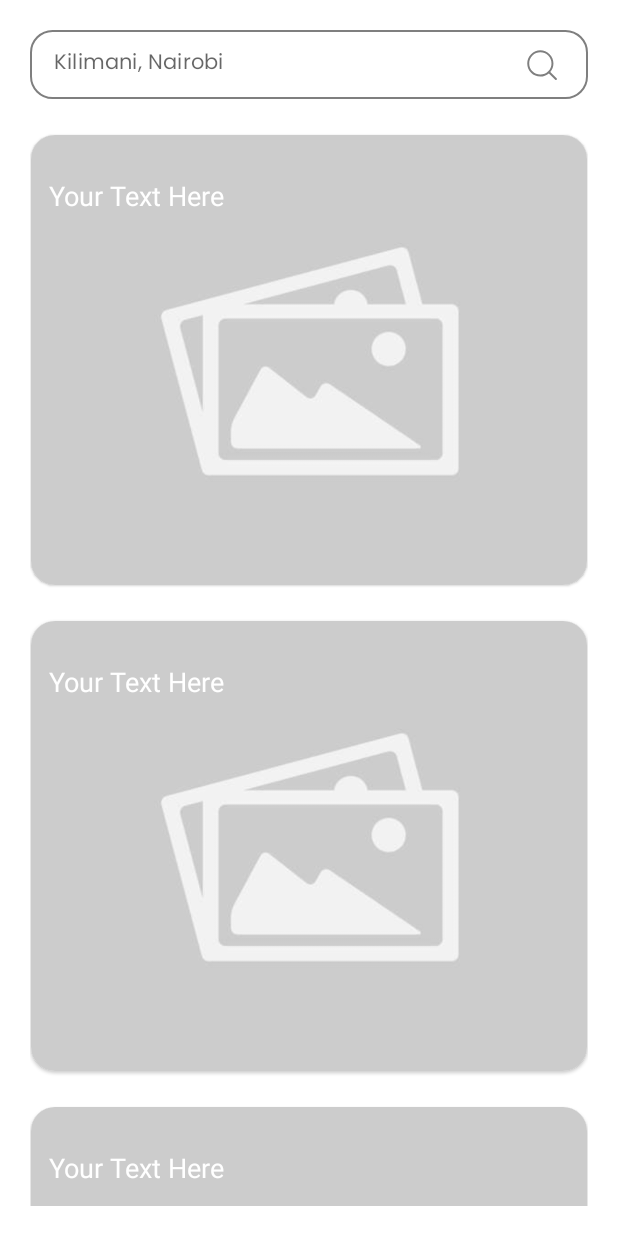
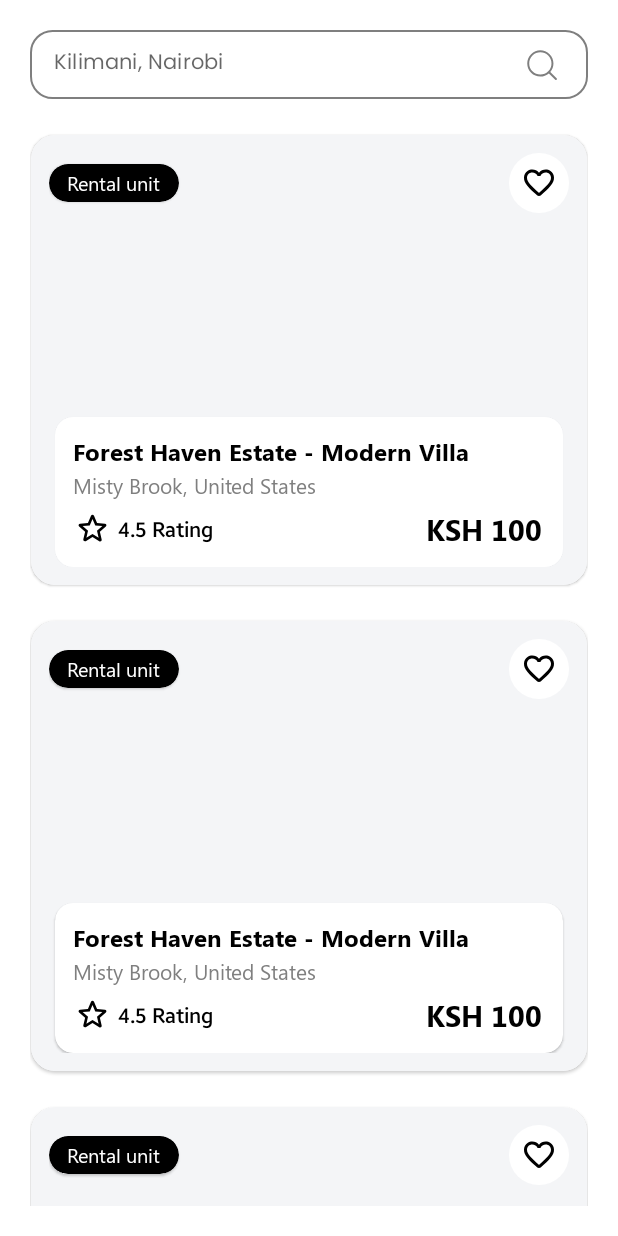
Before and after one commit to lynnemunini/travel-hub, an Android app: the screen it shows after launch once a user with an empty profile is signed in (MainDashboardActivity), on a phone screen of 412 x 824 dp. Run offline under Robolectric (Android 15) with nearby library versions, the phone set to English and light mode, and no system bars; our stand-ins replace EventBus, Firebase (no records; nobody signed in at launch, a user with empty details on screens opened directly), Picasso.

Commit message:
Make the card elements

```diff
--- /dev/null
+++ b/app/src/main/res/drawable/circle_background.xml
@@ -0,0 +1,8 @@
+<?xml version="1.0" encoding="utf-8"?>
+<shape xmlns:android="http://schemas.android.com/apk/res/android"
+    android:shape="oval">
+    <solid android:color="@color/white" />
+    <size
+        android:width="40dp"
+        android:height="40dp" />
+</shape>
--- /dev/null
+++ b/app/src/main/res/drawable/favorite.xml
@@ -0,0 +1,5 @@
+<vector android:height="24dp" android:tint="#000000"
+    android:viewportHeight="24" android:viewportWidth="24"
+    android:width="24dp" xmlns:android="http://schemas.android.com/apk/res/android">
+    <path android:fillColor="@android:color/white" android:pathData="M19.66,3.99c-2.64,-1.8 -5.9,-0.96 -7.66,1.1 -1.76,-2.06 -5.02,-2.91 -7.66,-1.1 -1.4,0.96 -2.28,2.58 -2.34,4.29 -0.14,3.88 3.3,6.99 8.55,11.76l0.1,0.09c0.76,0.69 1.93,0.69 2.69,-0.01l0.11,-0.1c5.25,-4.76 8.68,-7.87 8.55,-11.75 -0.06,-1.7 -0.94,-3.32 -2.34,-4.28zM12.1,18.55l-0.1,0.1 -0.1,-0.1C7.14,14.24 4,11.39 4,8.5 4,6.5 5.5,5 7.5,5c1.54,0 3.04,0.99 3.57,2.36h1.87C13.46,5.99 14.96,5 16.5,5c2,0 3.5,1.5 3.5,3.5 0,2.89 -3.14,5.74 -7.9,10.05z"/>
+</vector>
--- /dev/null
+++ b/app/src/main/res/drawable/filled_favorite.xml
@@ -0,0 +1,5 @@
+<vector android:height="24dp" android:tint="#000000"
+    android:viewportHeight="24" android:viewportWidth="24"
+    android:width="24dp" xmlns:android="http://schemas.android.com/apk/res/android">
+    <path android:fillColor="@android:color/white" android:pathData="M13.35,20.13c-0.76,0.69 -1.93,0.69 -2.69,-0.01l-0.11,-0.1C5.3,15.27 1.87,12.16 2,8.28c0.06,-1.7 0.93,-3.33 2.34,-4.29 2.64,-1.8 5.9,-0.96 7.66,1.1 1.76,-2.06 5.02,-2.91 7.66,-1.1 1.41,0.96 2.28,2.59 2.34,4.29 0.14,3.88 -3.3,6.99 -8.55,11.76l-0.1,0.09z"/>
+</vector>
--- /dev/null
+++ b/app/src/main/res/drawable/star.xml
@@ -0,0 +1,5 @@
+<vector android:height="24dp" android:tint="#000000"
+    android:viewportHeight="24" android:viewportWidth="24"
+    android:width="24dp" xmlns:android="http://schemas.android.com/apk/res/android">
+    <path android:fillColor="@android:color/white" android:pathData="M19.65,9.04l-4.84,-0.42 -1.89,-4.45c-0.34,-0.81 -1.5,-0.81 -1.84,0L9.19,8.63l-4.83,0.41c-0.88,0.07 -1.24,1.17 -0.57,1.75l3.67,3.18 -1.1,4.72c-0.2,0.86 0.73,1.54 1.49,1.08l4.15,-2.5 4.15,2.51c0.76,0.46 1.69,-0.22 1.49,-1.08l-1.1,-4.73 3.67,-3.18c0.67,-0.58 0.32,-1.68 -0.56,-1.75zM12,15.4l-3.76,2.27 1,-4.28 -3.32,-2.88 4.38,-0.38L12,6.1l1.71,4.04 4.38,0.38 -3.32,2.88 1,4.28L12,15.4z"/>
+</vector>
--- a/app/src/main/res/layout/item_listing_view_layout.xml
+++ b/app/src/main/res/layout/item_listing_view_layout.xml
@@ -16,19 +16,144 @@
         android:scaleType="centerCrop"
         android:src="@drawable/placeholder" />
 
-    <LinearLayout
+    <RelativeLayout
         android:layout_width="match_parent"
         android:layout_height="wrap_content"
         android:layout_margin="12dp"
         android:orientation="vertical">
 
-        <TextView
-            android:layout_width="wrap_content"
+        <RelativeLayout
+            android:layout_width="match_parent"
             android:layout_height="wrap_content"
-            android:layout_marginTop="16dp"
-            android:text="Your Text Here"
-            android:textColor="#FFFFFF"
-            android:textSize="18sp" />
-    </LinearLayout>
+            android:layout_alignParentTop="true"
+            android:orientation="horizontal">
+
+            <com.google.android.material.card.MaterialCardView
+                android:layout_width="wrap_content"
+                android:layout_height="wrap_content"
+                android:layout_alignParentStart="true"
+                android:layout_centerInParent="true"
+                android:elevation="0dp"
+                app:cardBackgroundColor="@color/primaryTextColor"
+                app:cardCornerRadius="20dp">
+
+                <TextView
+                    android:id="@+id/unique_type"
+                    android:layout_width="wrap_content"
+                    android:layout_height="wrap_content"
+                    android:fontFamily="@font/segoe_ui"
+                    android:paddingHorizontal="12dp"
+                    android:paddingVertical="3dp"
+                    android:text="Rental unit"
+                    android:textColor="@color/white"
+                    android:textSize="13sp" />
+
+            </com.google.android.material.card.MaterialCardView>
+
+            <FrameLayout
+                android:layout_width="40dp"
+                android:layout_height="40dp"
+                android:layout_alignParentEnd="true"
+                android:layout_centerInParent="true"
+                android:background="@drawable/circle_background">
+
+                <ImageView
+                    android:layout_width="match_parent"
+                    android:layout_height="match_parent"
+                    android:layout_gravity="center"
+                    android:padding="8dp"
+                    android:src="@drawable/favorite" />
+            </FrameLayout>
+
+        </RelativeLayout>
+
+        <com.google.android.material.card.MaterialCardView
+            android:layout_width="match_parent"
+            android:layout_height="wrap_content"
+            android:layout_alignParentBottom="true"
+            android:layout_margin="4dp"
+            android:background="@color/white"
+            android:elevation="0dp"
+            app:cardCornerRadius="12dp">
+
+            <LinearLayout
+                android:layout_width="match_parent"
+                android:layout_height="wrap_content"
+                android:layout_marginHorizontal="12dp"
+                android:layout_marginVertical="12dp"
+                android:orientation="vertical">
+
+                <TextView
+                    android:layout_width="match_parent"
+                    android:layout_height="wrap_content"
+                    android:fontFamily="@font/segoe_ui_bold"
+                    android:text="Forest Haven Estate - Modern Villa"
+                    android:textColor="@color/primaryTextColor"
+                    android:textSize="16sp" />
+
+                <TextView
+                    android:layout_width="match_parent"
+                    android:layout_height="wrap_content"
+                    android:layout_marginTop="2dp"
+                    android:fontFamily="@font/segoe_ui"
+                    android:text="Misty Brook, United States"
+                    android:textColor="@color/secondaryTextColor"
+                    android:textSize="14sp" />
+
+                <RelativeLayout
+                    android:layout_width="match_parent"
+                    android:layout_height="wrap_content"
+                    android:layout_marginTop="6dp">
+
+                    <RelativeLayout
+                        android:layout_width="wrap_content"
+                        android:layout_height="wrap_content"
+                        android:layout_alignParentStart="true">
+
+                        <ImageView
+                            android:id="@+id/star"
+                            android:layout_width="26dp"
+                            android:layout_height="26dp"
+                            android:layout_alignParentStart="true"
+                            android:layout_centerInParent="true"
+                            android:src="@drawable/star" />
+
+                        <TextView
+                            android:id="@+id/rating"
+                            android:layout_width="wrap_content"
+                            android:layout_height="wrap_content"
+                            android:layout_centerInParent="true"
+                            android:layout_marginStart="4dp"
+                            android:layout_toEndOf="@+id/star"
+                            android:fontFamily="@font/samsungsans_medium"
+                            android:text="4.5 Rating"
+                            android:textColor="@color/primaryTextColor" />
+                    </RelativeLayout>
+
+                    <RelativeLayout
+                        android:layout_width="wrap_content"
+                        android:layout_height="wrap_content"
+                        android:layout_alignParentEnd="true">
+
+                        <TextView
+                            android:id="@+id/price"
+                            android:layout_width="wrap_content"
+                            android:layout_height="wrap_content"
+                            android:layout_centerInParent="true"
+                            android:layout_marginStart="4dp"
+                            android:fontFamily="@font/segoe_ui_bold"
+                            android:text="KSH 100"
+                            android:textColor="@color/primaryTextColor"
+                            android:textSize="19sp" />
+
+                    </RelativeLayout>
+
+                </RelativeLayout>
+
+            </LinearLayout>
+
+        </com.google.android.material.card.MaterialCardView>
+
+    </RelativeLayout>
 
 </com.google.android.material.card.MaterialCardView>
--- a/app/src/main/res/values/strings.xml
+++ b/app/src/main/res/values/strings.xml
@@ -14,4 +14,5 @@
     <string name="your_ultimate_companion_for_seamless_travel_experiences">Your Ultimate Companion for Seamless Travel experiences</string>
     <string name="authentication_failed_error_msg">Authentication with google failed!</string>
     <string name="kilimani_nairobi">Kilimani, Nairobi</string>
+    <string name="recommended">Recommended</string>
 </resources>
```
Also changed, not shown: app/src/main/res/drawable/placeholder.jpg (deleted), app/src/main/res/drawable/placeholder.png (added).
